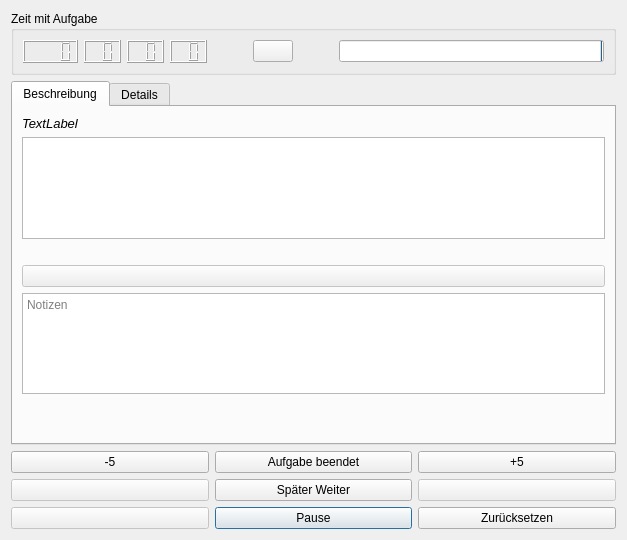
Above: src/watnu/ui/running_task.ui from amogorkon/watnu before the change. Below: the same form after it.
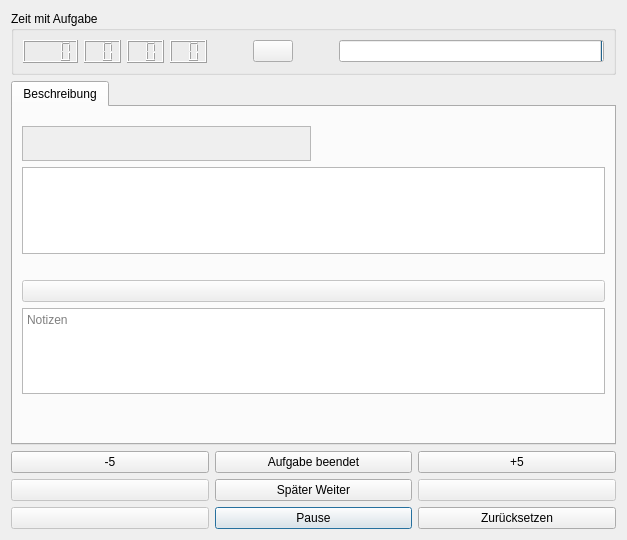
That is the form after the change. Icons and pictures are not drawn.

What changed in the file:
```diff
--- a/src/watnu/ui/running_task.ui
+++ b/src/watnu/ui/running_task.ui
@@ -196,6 +196,38 @@
       </attribute>
       <layout class="QVBoxLayout" name="verticalLayout_2">
        <item>
+        <layout class="QHBoxLayout" name="horizontalLayout_2">
+         <property name="topMargin">
+          <number>10</number>
+         </property>
+         <item>
+          <widget class="QFrame" name="frame">
+           <property name="sizeIncrement">
+            <size>
+             <width>0</width>
+             <height>10</height>
+            </size>
+           </property>
+           <property name="baseSize">
+            <size>
+             <width>0</width>
+             <height>10</height>
+            </size>
+           </property>
+           <property name="autoFillBackground">
+            <bool>true</bool>
+           </property>
+           <property name="frameShape">
+            <enum>QFrame::StyledPanel</enum>
+           </property>
+           <property name="frameShadow">
+            <enum>QFrame::Raised</enum>
+           </property>
+           <layout class="QHBoxLayout" name="horizontalLayout_3">
+            <property name="leftMargin">
+             <number>9</number>
+            </property>
+            <item>
         <widget class="QLabel" name="task_space">
          <property name="sizePolicy">
           <sizepolicy hsizetype="Preferred" vsizetype="Minimum">
@@ -209,16 +241,46 @@
            <weight>50</weight>
            <italic>true</italic>
            <bold>false</bold>
+                <underline>true</underline>
           </font>
          </property>
          <property name="text">
-          <string>TextLabel</string>
+               <string/>
          </property>
          <property name="wordWrap">
           <bool>false</bool>
          </property>
         </widget>
        </item>
+           </layout>
+          </widget>
+         </item>
+         <item>
+          <widget class="QLabel" name="task_skills">
+           <property name="baseSize">
+            <size>
+             <width>0</width>
+             <height>0</height>
+            </size>
+           </property>
+           <property name="font">
+            <font>
+             <italic>true</italic>
+            </font>
+           </property>
+           <property name="text">
+            <string/>
+           </property>
+           <property name="alignment">
+            <set>Qt::AlignRight|Qt::AlignTrailing|Qt::AlignVCenter</set>
+           </property>
+           <property name="indent">
+            <number>9</number>
+           </property>
+          </widget>
+         </item>
+        </layout>
+       </item>
        <item>
         <widget class="QTextEdit" name="desc">
          <property name="sizePolicy">
@@ -322,11 +384,6 @@
        </item>
       </layout>
      </widget>
-     <widget class="QWidget" name="details">
-      <attribute name="title">
-       <string>Details</string>
-      </attribute>
-     </widget>
     </widget>
    </item>
    <item>
```
Lines whose indentation alone changed are shown as unchanged.
